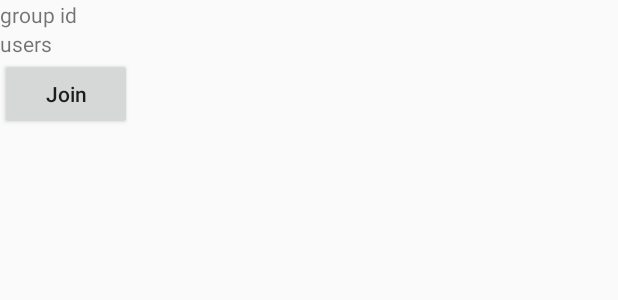
After one commit to traintogether/traintogether, an Android app: the layout item_group.xml on its own in the app's theme, with its tools: preview values and no code run, on a phone screen of 412 x 824 dp. The commit adds this screen. Shown: the top 300 px of the screen. Run offline under Robolectric (Android 15) with nearby library versions, the phone set to English and light mode, and no system bars.

Commit message:
creating groups

```diff
--- a/TrainTogether/app/build.gradle
+++ b/TrainTogether/app/build.gradle
@@ -71,6 +71,11 @@ dependencies {
     compile 'com.google.android.gms:play-services-fitness:9.4.0'
 
     compile 'org.parceler:parceler-api:1.1.1'
+
+    //jackson parser for json
+    compile 'com.fasterxml.jackson.core:jackson-core:2.5.3'
+    compile 'com.fasterxml.jackson.core:jackson-annotations:2.5.3'
+    compile 'com.fasterxml.jackson.core:jackson-databind:2.5.3'
 }
 
 apply plugin: 'com.google.gms.google-services'
--- /dev/null
+++ b/TrainTogether/app/src/main/res/layout/item_group.xml
@@ -0,0 +1,22 @@
+<?xml version="1.0" encoding="utf-8"?>
+<LinearLayout xmlns:android="http://schemas.android.com/apk/res/android"
+    android:layout_width="match_parent"
+    android:layout_height="wrap_content"
+    android:orientation="vertical">
+    <TextView
+        android:id="@+id/tvGroupId"
+        android:layout_width="wrap_content"
+        android:layout_height="wrap_content"
+        android:text="group id" />
+    <TextView
+        android:id="@+id/tvUserNames"
+        android:layout_width="wrap_content"
+        android:layout_height="wrap_content"
+        android:text="users" />
+    <Button
+        android:layout_width="wrap_content"
+        android:layout_height="wrap_content"
+        android:text="Join"
+        android:id="@+id/btnJoin"
+        android:textAllCaps="false"/>
+</LinearLayout>
```
Also changed, not shown: TrainTogether/app/src/main/java/com/codepath/traintogether/activities/EventDetailActivity.java (+14 -48 lines), TrainTogether/app/src/main/java/com/codepath/traintogether/adapters/EventsAdapter.java (+5 -6 lines), TrainTogether/app/src/main/java/com/codepath/traintogether/adapters/GroupsAdapter.java (+84 -144 lines), TrainTogether/app/src/main/java/com/codepath/traintogether/models/Group.java (+22 -5 lines), TrainTogether/app/src/main/java/com/codepath/traintogether/models/User.java (+16 -0 lines).
